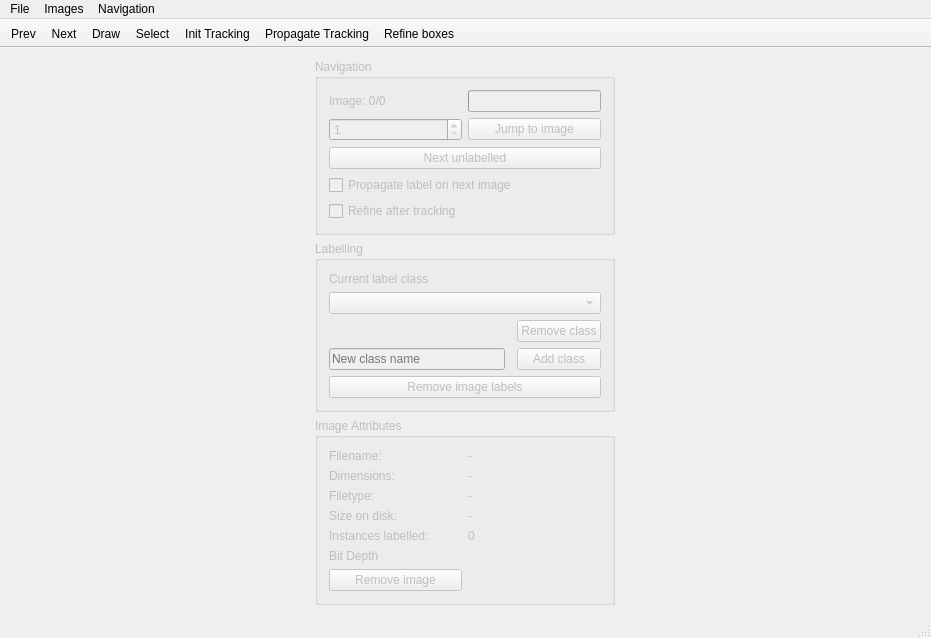
This is src/mainwindow.ui in jveitchmichaelis/deeplabel as Qt 5 draws it before an edit. The edited form follows.
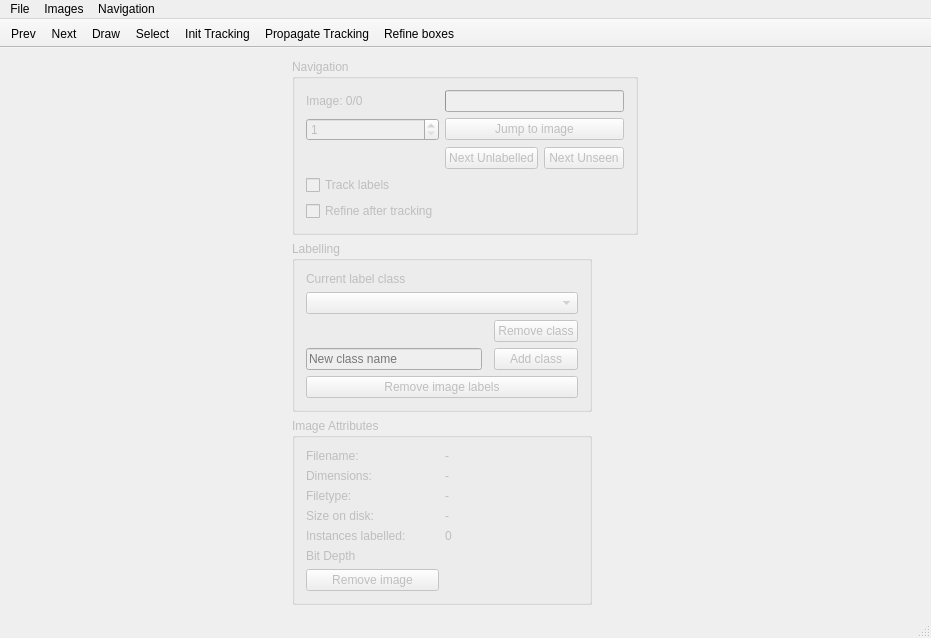
This is the edited form.

```diff
--- a/src/mainwindow.ui
+++ b/src/mainwindow.ui
@@ -149,7 +149,7 @@
         </property>
         <property name="maximumSize">
          <size>
-          <width>300</width>
+          <width>350</width>
           <height>16777215</height>
          </size>
         </property>
@@ -157,10 +157,34 @@
          <string>Navigation</string>
         </property>
         <layout class="QGridLayout" name="gridLayout_4">
-         <item row="3" column="0" colspan="3">
-          <widget class="QPushButton" name="nextUnlabelledButton">
+         <item row="0" column="0">
+          <widget class="QLabel" name="imageIndexLabel">
            <property name="text">
-            <string>Next unlabelled</string>
+            <string>Image: 0/0</string>
+           </property>
+          </widget>
+         </item>
+         <item row="5" column="0" colspan="2">
+          <widget class="QCheckBox" name="propagateCheckBox">
+           <property name="enabled">
+            <bool>false</bool>
+           </property>
+           <property name="text">
+            <string>Track labels</string>
+           </property>
+          </widget>
+         </item>
+         <item row="2" column="1" colspan="2">
+          <widget class="QPushButton" name="changeImageButton">
+           <property name="text">
+            <string>Jump to image</string>
+           </property>
+          </widget>
+         </item>
+         <item row="6" column="0">
+          <widget class="QCheckBox" name="refineTrackingCheckbox">
+           <property name="text">
+            <string>Refine after tracking</string>
            </property>
           </widget>
          </item>
@@ -208,34 +232,17 @@
            </property>
           </widget>
          </item>
-         <item row="4" column="0" colspan="2">
-          <widget class="QCheckBox" name="propagateCheckBox">
-           <property name="enabled">
-            <bool>false</bool>
-           </property>
+         <item row="4" column="1">
+          <widget class="QPushButton" name="nextUnlabelledButton">
            <property name="text">
-            <string>Propagate label on next image</string>
+            <string>Next Unlabelled</string>
            </property>
           </widget>
          </item>
-         <item row="5" column="0">
-          <widget class="QCheckBox" name="refineTrackingCheckbox">
+         <item row="4" column="2">
+          <widget class="QPushButton" name="pushButton">
            <property name="text">
-            <string>Refine after tracking</string>
-           </property>
-          </widget>
-         </item>
-         <item row="2" column="1" colspan="2">
-          <widget class="QPushButton" name="changeImageButton">
-           <property name="text">
-            <string>Jump to image</string>
-           </property>
-          </widget>
-         </item>
-         <item row="0" column="0">
-          <widget class="QLabel" name="imageIndexLabel">
-           <property name="text">
-            <string>Image: 0/0</string>
+            <string>Next Unseen</string>
            </property>
           </widget>
          </item>
```
Left out of the diff: 35 changed lines with no effect on the pictures.
